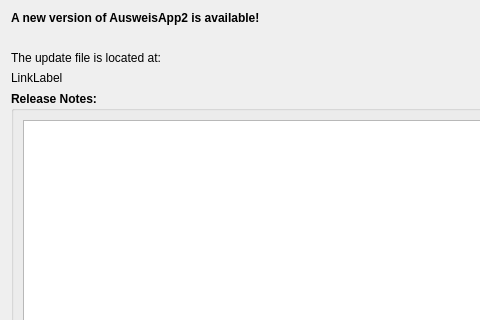
This is src/ui/widget/UpdateWindow.ui in Governikus/AusweisApp as Qt 5 draws it before an edit; both pictures show x 0 to 480 and y 0 to 320 of the 600 by 450 pixel window. The edited form follows.
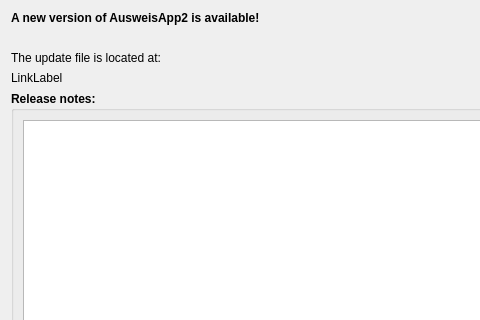
This is the edited form. Icons and pictures are not drawn.

What changed in the file:
```diff
--- a/src/ui/widget/UpdateWindow.ui
+++ b/src/ui/widget/UpdateWindow.ui
@@ -84,7 +84,7 @@
         <enum>Qt::TabFocus</enum>
        </property>
        <property name="title">
-        <string>Release Notes:</string>
+        <string>Release notes:</string>
        </property>
        <layout class="QHBoxLayout" name="horizontalLayout_7">
         <item>
```
